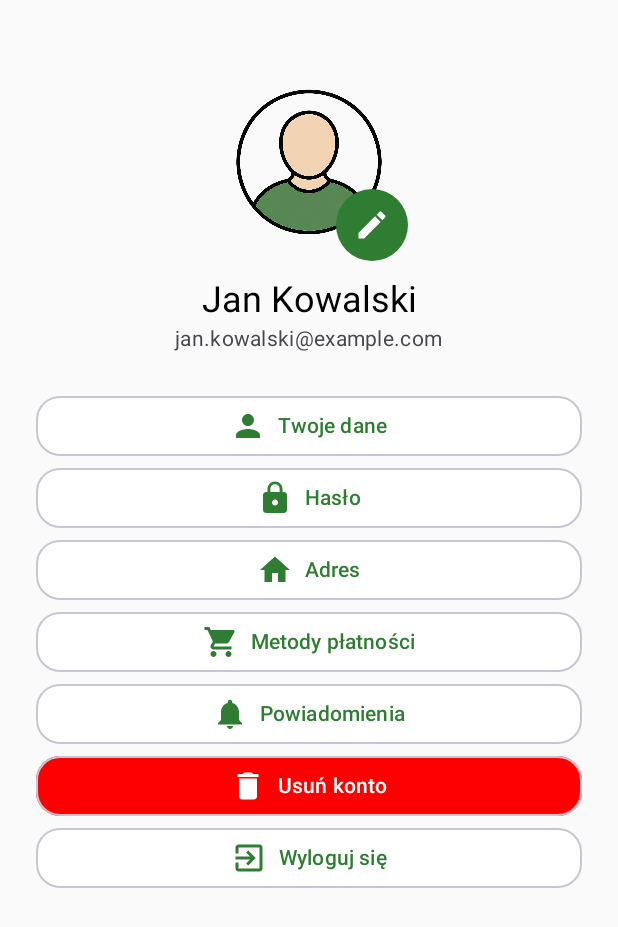
After one commit to Lukiiluki68/Helply, an Android app built with Jetpack Compose: the ProfileScreen screen opened through its navigation route, on a phone screen of 412 x 824 dp. The commit adds this screen. Shown: the top 927 px of the screen. Run offline under Robolectric (Android 15) with nearby library versions, the phone set to English and light mode, and no system bars; our stand-ins replace Firebase (no records; nobody signed in at launch, a user with empty details on screens opened directly).

Commit message:
feat: Dodano ekran profilu

```diff
--- a/app/build.gradle.kts
+++ b/app/build.gradle.kts
@@ -69,5 +69,4 @@ dependencies {
     debugImplementation(libs.androidx.ui.test.manifest)
 
     implementation("io.coil-kt:coil-compose:2.5.0")
-
 }
--- a/app/src/main/java/com/example/helplyt/navigation/AppNavigation.kt
+++ b/app/src/main/java/com/example/helplyt/navigation/AppNavigation.kt
@@ -4,6 +4,7 @@ import AdvertisementScreen
 import CreateAdScreen
 import LoginScreen
 import LoginViewModel
+import ProfileScreen
 import RegisterScreen
 import androidx.compose.runtime.Composable
 import androidx.navigation.NavHostController
@@ -18,6 +19,8 @@ sealed class Screen(val route: String) {
     object Home : Screen("home")
     object CreateAd : Screen("createAd")
     object Advertisement : Screen("advertisement")
+    object Profile : Screen("profile")
+
 }
 
 @Composable
@@ -58,6 +61,11 @@ fun AppNavigation(
              //   onBack = { navController.popBackStack() }
             )
         }
+        composable(Screen.Profile.route) {
+            ProfileScreen(
+                navController = navController,
+            )
+        }
 
     }
 }
--- a/app/src/main/java/com/example/helplyt/presentation/home/HomeScreen.kt
+++ b/app/src/main/java/com/example/helplyt/presentation/home/HomeScreen.kt
@@ -80,7 +80,7 @@ fun HomeScreen(
                     text = { Text("Profil") },
                     onClick = {
                         showMenu = false
-                        // TODO: Akcja profilu
+                        navController.navigate("profile")
                     }
                 )
                 DropdownMenuItem(
--- a/app/src/main/java/com/example/helplyt/presentation/login/LoginScreen.kt
+++ b/app/src/main/java/com/example/helplyt/presentation/login/LoginScreen.kt
@@ -97,7 +97,11 @@ fun LoginScreen(
                 modifier = Modifier.size(18.dp)
             )
             Spacer(modifier = Modifier.width(6.dp))
-            Text("Zapamiętaj mnie", style = MaterialTheme.typography.bodySmall)
+            Text(
+                text = "Zapamiętaj mnie",
+                style = MaterialTheme.typography.bodySmall,
+                color = MaterialTheme.colorScheme.onBackground
+            )
         }
 
         Card(
--- /dev/null
+++ b/app/src/main/java/com/example/helplyt/presentation/profile/ProfileScreen.kt
@@ -0,0 +1,170 @@
+
+import android.net.Uri
+import androidx.activity.compose.rememberLauncherForActivityResult
+import androidx.activity.result.contract.ActivityResultContracts
+import androidx.compose.foundation.Image
+import androidx.compose.foundation.background
+import androidx.compose.foundation.layout.*
+import androidx.compose.foundation.shape.CircleShape
+import androidx.compose.foundation.shape.RoundedCornerShape
+import androidx.compose.material.icons.Icons
+import androidx.compose.material.icons.filled.*
+import androidx.compose.material3.*
+import androidx.compose.runtime.*
+import androidx.compose.ui.Alignment
+import androidx.compose.ui.Modifier
+import androidx.compose.ui.draw.clip
+import androidx.compose.ui.graphics.Color
+import androidx.compose.ui.graphics.vector.ImageVector
+import androidx.compose.ui.layout.ContentScale
+import androidx.compose.ui.platform.LocalContext
+import androidx.compose.ui.res.painterResource
+import androidx.compose.ui.unit.dp
+import androidx.lifecycle.viewmodel.compose.viewModel
+import coil.compose.rememberAsyncImagePainter
+import com.example.helplyt.R
+import com.google.firebase.auth.FirebaseAuth
+import kotlinx.coroutines.launch
+import com.example.app.data.UserPreferences
+import androidx.navigation.NavController
+
+@Composable
+fun ProfileScreen(
+    viewModel: ProfileViewModel = viewModel(),
+    navController: NavController
+) {
+    val context = LocalContext.current
+    val scope = rememberCoroutineScope()
+    val userPrefs = remember { UserPreferences(context) }
+
+    val avatarUri by viewModel.avatarUri.collectAsState()
+    val username by viewModel.username.collectAsState()
+    val email by viewModel.email.collectAsState()
+
+    val galleryLauncher = rememberLauncherForActivityResult(
+        contract = ActivityResultContracts.GetContent()
+    ) { uri -> if (uri != null) viewModel.setAvatar(uri) }
+
+    var showDataDialog by remember { mutableStateOf(false) }
+
+    Column(
+        modifier = Modifier
+            .fillMaxSize()
+            .padding(24.dp),
+        horizontalAlignment = Alignment.CenterHorizontally
+    ) {
+        Spacer(modifier = Modifier.height(24.dp))
+
+        Box(contentAlignment = Alignment.BottomEnd) {
+            Image(
+                painter = if (avatarUri != null)
+                    rememberAsyncImagePainter(avatarUri)
+                else painterResource(id = R.drawable.avatar_placeholder),
+                contentDescription = null,
+                modifier = Modifier
+                    .size(120.dp)
+                    .clip(CircleShape),
+                contentScale = ContentScale.Crop
+            )
+
+            IconButton(
+                onClick = { galleryLauncher.launch("image/*") },
+                modifier = Modifier
+                    .offset(x = (-4).dp, y = (-4).dp)
+                    .size(28.dp)
+                    .background(MaterialTheme.colorScheme.primary, CircleShape)
+            ) {
+                Icon(imageVector = Icons.Default.Edit, contentDescription = "Zmień zdjęcie", tint = Color.White)
+            }
+        }
+
+        Spacer(modifier = Modifier.height(16.dp))
+        Text(username, style = MaterialTheme.typography.headlineSmall)
+        Text(email, style = MaterialTheme.typography.bodyMedium, color = MaterialTheme.colorScheme.onSurfaceVariant)
+        Spacer(modifier = Modifier.height(24.dp))
+
+        ProfileOption(icon = Icons.Default.Person, label = "Twoje dane") {
+            showDataDialog = true
+            // TODO: Połączenie z Firebase
+        }
+
+        ProfileOption(icon = Icons.Default.Lock, label = "Hasło") {
+            // TODO: Zmiana hasła
+        }
+
+        ProfileOption(icon = Icons.Default.Home, label = "Adres") {
+            // TODO: Pokaz adres z ogłoszenia
+        }
+
+        ProfileOption(icon = Icons.Default.ShoppingCart, label = "Metody płatności") {
+            // TODO: Metody płatności
+        }
+
+        ProfileOption(icon = Icons.Default.Notifications, label = "Powiadomienia") {
+            // TODO: Powiadomienia
+        }
+
+        ProfileOption(
+            icon = Icons.Default.Delete,
+            label = "Usuń konto",
+            containerColor = Color.Red,
+            textColor = Color.White
+        ) {
+            // TODO: Usuń konto
+        }
+
+        ProfileOption(icon = Icons.Default.ExitToApp, label = "Wyloguj się") {
+            FirebaseAuth.getInstance().signOut()
+            scope.launch {
+                userPrefs.clearCredentials()
+                navController.navigate("login") {
+                    popUpTo("home") { inclusive = true }
+                }
+            }
+        }
+    }
+
+    if (showDataDialog) {
+        AlertDialog(
+            onDismissRequest = { showDataDialog = false },
+            confirmButton = {
+                TextButton(onClick = { showDataDialog = false }) {
+                    Text("Zamknij")
+                }
+            },
+            title = { Text("Twoje dane") },
+            text = {
+                Column {
+                    Text("Imię: Jan")
+                    Text("Nazwisko: Kowalski")
+                    Text("Email: $email")
+                }
+            }
+        )
+    }
+}
+
+@Composable
+fun ProfileOption(
+    icon: ImageVector,
+    label: String,
+    containerColor: Color = Color.White,
+    textColor: Color = MaterialTheme.colorScheme.primary,
+    onClick: () -> Unit
+) {
+    OutlinedButton(
+        onClick = onClick,
+        modifier = Modifier
+            .fillMaxWidth()
+            .height(48.dp)
+            .padding(vertical = 4.dp),
+        shape = RoundedCornerShape(16.dp),
+        colors = ButtonDefaults.buttonColors(
+            containerColor = containerColor,
+            contentColor = textColor
+        )
+    ) {
+        Icon(icon, contentDescription = label, modifier = Modifier.padding(end = 8.dp))
+        Text(label)
+    }
+}
--- /dev/null
+++ b/app/src/main/java/com/example/helplyt/presentation/profile/ProfileViewModel.kt
@@ -0,0 +1,23 @@
+
+import android.net.Uri
+import androidx.lifecycle.ViewModel
+import kotlinx.coroutines.flow.MutableStateFlow
+import kotlinx.coroutines.flow.StateFlow
+
+class ProfileViewModel : ViewModel() {
+
+    private val _username = MutableStateFlow("Jan Kowalski")
+    val username: StateFlow<String> = _username
+
+    private val _email = MutableStateFlow("jan.kowalski@example.com")
+    val email: StateFlow<String> = _email
+
+    private val _avatarUri = MutableStateFlow<Uri?>(null)
+    val avatarUri: StateFlow<Uri?> = _avatarUri
+
+    fun setAvatar(uri: Uri) {
+        _avatarUri.value = uri
+    }
+
+    // Możesz dodać funkcje edycji danych, wylogowania itp.
+}
```
Also changed, not shown: app/src/main/res/drawable/avatar_placeholder.png (added).
